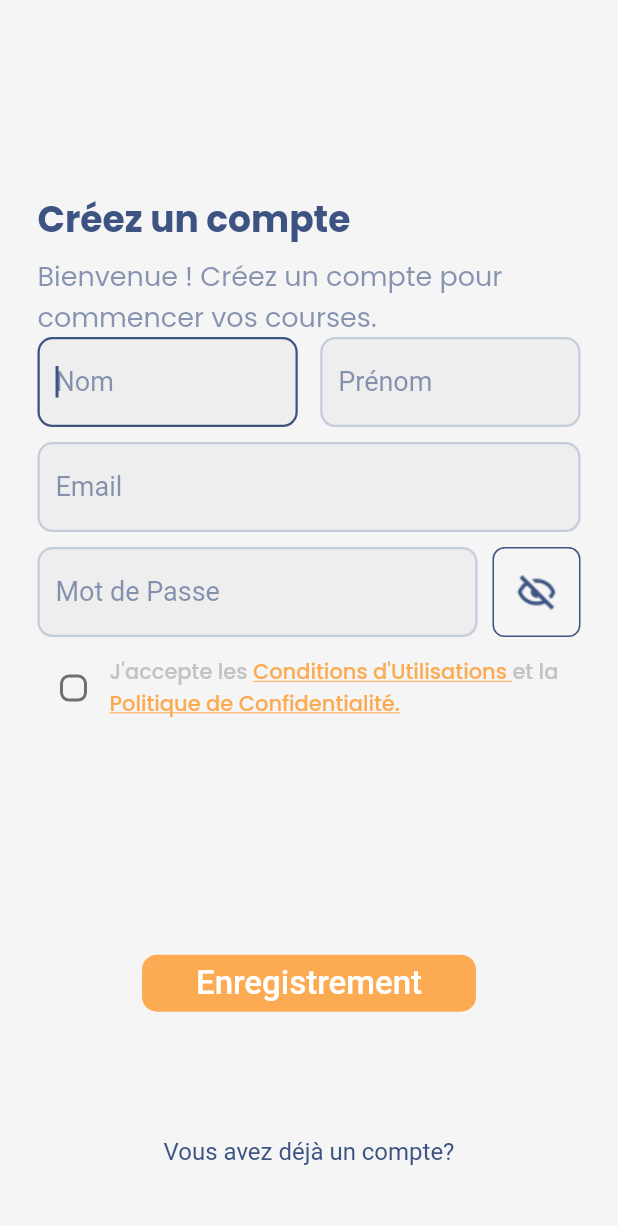
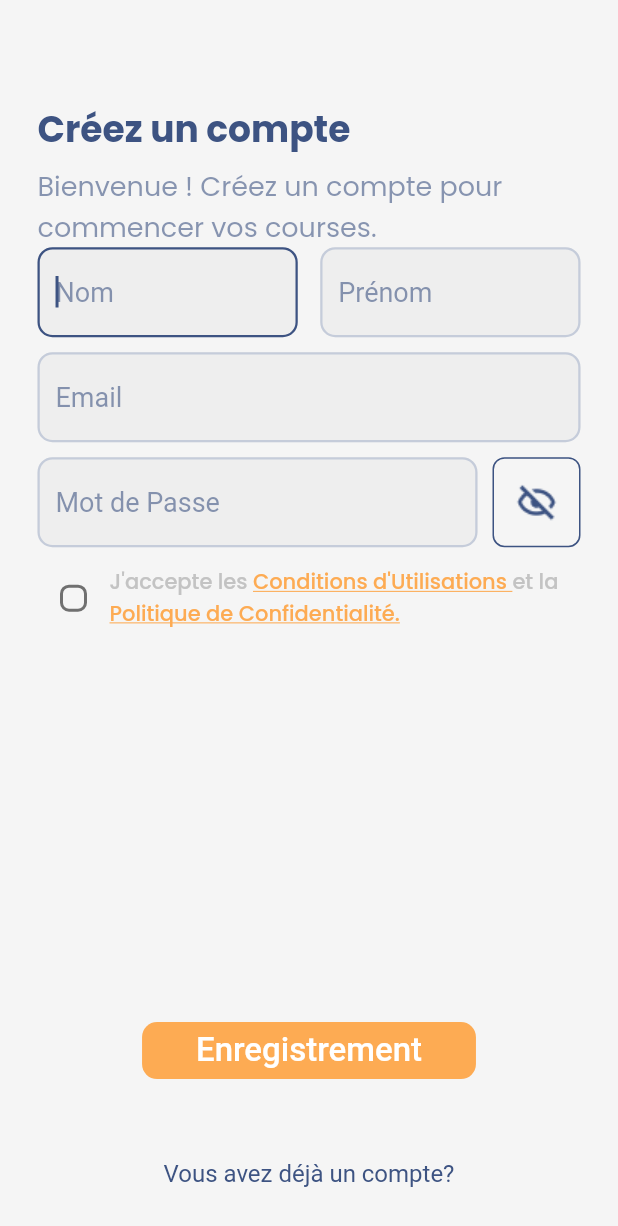
Before and after one commit to BaptisteLecat/shophouseAPP, a Flutter app: the RegisterScreen screen opened directly, on a phone screen of 412 x 824 dp. Shown: the top 1226 px of the screen. Run offline on Flutter 3.47's test engine with Material 2 defaults, Android fonts, the phone set to English and light mode, and no system bars; our stand-ins replace firebase_auth, firebase_core, flutter_svg, shared_preferences; accounts and stored records are empty.

Commit message:
UI refactor

```diff
--- a/lib/screens/auth/Register/components/body.dart
+++ b/lib/screens/auth/Register/components/body.dart
@@ -53,9 +53,9 @@ class _BodyState extends State<Body> {
             margin: EdgeInsets.symmetric(horizontal: 25),
             child: Column(
               children: [
-                Flexible(flex: 3, child: _headerBuilder()),
+                Flexible(flex: 2, child: _headerBuilder()),
                 Flexible(
-                  flex: 5,
+                  flex: 6,
                   child: Flex(
                     children: [
                       Expanded(
@@ -78,7 +78,7 @@ class _BodyState extends State<Body> {
                     mainAxisAlignment: MainAxisAlignment.center,
                   ),
                 ),
-                Flexible(flex: 3, child: _footerBuilder()),
+                Flexible(flex: 2, child: _footerBuilder()),
               ],
             ),
           );
```
